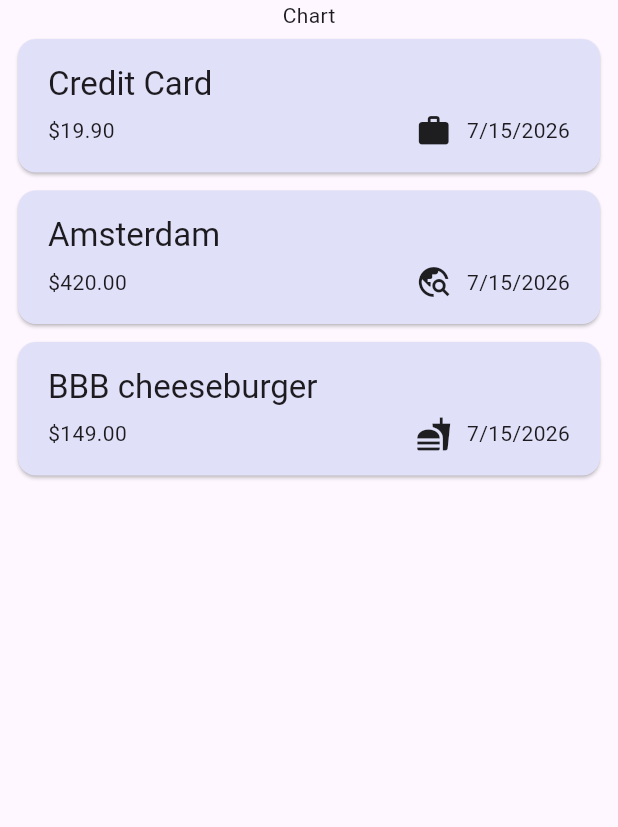
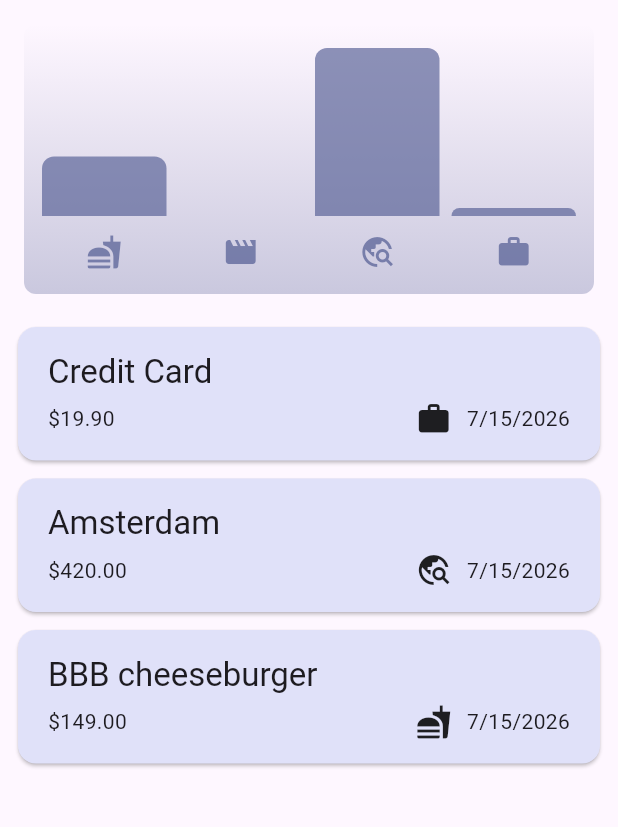
Before and after one commit to ChocolateXmas/Expenses-Tracker, a Flutter app: the screen it shows after launch, on a phone screen of 412 x 824 dp, the part 84-911 px from its top. Run offline on Flutter 3.47's test engine with Material 3 defaults, Android fonts, the phone set to English and light mode, and no system bars.

Commit message:
fix(expense, charts): added a graphical chart to represent each expense category amount in a single column in relation to the rest expenses
- refactor(expense): change the dummy Text widget saying "Chart" to the actual custom Chart Widget

```diff
--- /dev/null
+++ b/lib/widgets/chart/chart.dart
@@ -0,0 +1,93 @@
+import 'package:flutter/material.dart';
+import 'package:expenses_tracker/widgets/chart/chart_bar.dart';
+import 'package:expenses_tracker/models/expense.dart';
+
+class Chart extends StatelessWidget {
+  const Chart({super.key, required this.expenses});
+
+  final List<Expense> expenses;
+
+  List<ExpenseBucket> get buckets {
+    return [
+      ExpenseBucket.forCategory(expenses, Category.food),
+      ExpenseBucket.forCategory(expenses, Category.leisure),
+      ExpenseBucket.forCategory(expenses, Category.travel),
+      ExpenseBucket.forCategory(expenses, Category.work),
+    ];
+  }
+
+  double get maxTotalExpense {
+    double maxTotalExpense = 0;
+
+    for (final bucket in buckets) {
+      if (bucket.totalExpensesSpending > maxTotalExpense) {
+        maxTotalExpense = bucket.totalExpensesSpending;
+      }
+    }
+
+    return maxTotalExpense;
+  }
+
+  @override
+  Widget build(BuildContext context) {
+    final isDarkMode =
+        MediaQuery.of(context).platformBrightness == Brightness.dark;
+    return Container(
+      margin: const EdgeInsets.all(16),
+      padding: const EdgeInsets.symmetric(
+        vertical: 16,
+        horizontal: 8,
+      ),
+      width: double.infinity,
+      height: 180,
+      decoration: BoxDecoration(
+        borderRadius: BorderRadius.circular(8),
+        gradient: LinearGradient(
+          colors: [
+            Theme.of(context).colorScheme.primary.withValues(alpha: 0.3),
+            Theme.of(context).colorScheme.primary.withValues(alpha: 0.0),
+          ],
+          begin: Alignment.bottomCenter,
+          end: Alignment.topCenter,
+        ),
+      ),
+      child: Column(
+        children: [
+          Expanded(
+            child: Row(
+              crossAxisAlignment: CrossAxisAlignment.end,
+              children: [
+                for (final bucket in buckets) // alternative to map()
+                  ChartBar(
+                    fill: bucket.totalExpensesSpending == 0
+                        ? 0
+                        : bucket.totalExpensesSpending / maxTotalExpense,
+                  ),
+              ],
+            ),
+          ),
+          const SizedBox(height: 12),
+          Row(
+            children: buckets
+                .map(
+                  (bucket) => Expanded(
+                    child: Padding(
+                      padding: const EdgeInsets.symmetric(horizontal: 4),
+                      child: Icon(
+                        categoryIcons[bucket.category],
+                        color: isDarkMode
+                            ? Theme.of(context).colorScheme.secondary
+                            : Theme.of(
+                                context,
+                              ).colorScheme.primary.withValues(alpha: 0.7),
+                      ),
+                    ),
+                  ),
+                )
+                .toList(),
+          ),
+        ],
+      ),
+    );
+  }
+}
--- /dev/null
+++ b/lib/widgets/chart/chart_bar.dart
@@ -0,0 +1,37 @@
+import 'package:flutter/material.dart';
+
+class ChartBar extends StatelessWidget {
+  const ChartBar({
+    super.key,
+    required this.fill,
+  });
+
+  final double fill;
+
+  @override
+  Widget build(BuildContext context) {
+    final isDarkMode =
+        MediaQuery.of(context).platformBrightness == Brightness.dark;
+    return Expanded(
+      child: Padding(
+        padding: const EdgeInsets.symmetric(horizontal: 4),
+        child: FractionallySizedBox(
+          heightFactor: fill,
+          child: DecoratedBox(
+            decoration: BoxDecoration(
+              shape: BoxShape.rectangle,
+              borderRadius: const BorderRadius.vertical(
+                top: Radius.circular(8),
+              ),
+              color: isDarkMode
+                  ? Theme.of(context).colorScheme.secondary
+                  : Theme.of(
+                      context,
+                    ).colorScheme.primary.withValues(alpha: 0.65),
+            ),
+          ),
+        ),
+      ),
+    );
+  }
+}
--- a/lib/widgets/expenses.dart
+++ b/lib/widgets/expenses.dart
@@ -2,6 +2,7 @@ import 'package:flutter/material.dart';
 import 'package:expenses_tracker/models/expense.dart';
 import 'package:expenses_tracker/widgets/expenses_list/expenses_list.dart';
 import 'package:expenses_tracker/widgets/new_expense.dart';
+import 'package:expenses_tracker/widgets/chart/chart.dart';
 
 class Expenses extends StatefulWidget {
   const Expenses({super.key});
@@ -123,7 +124,9 @@ class _ExpensesState extends State<Expenses> {
       body: Column(
         mainAxisAlignment: MainAxisAlignment.center,
         children: [
-          Text('Chart'),
+          Chart(
+            expenses: _expensesList.isNotEmpty ? _expensesList : [],
+          ),
           Expanded(
             child: mainContent,
           ),
```
